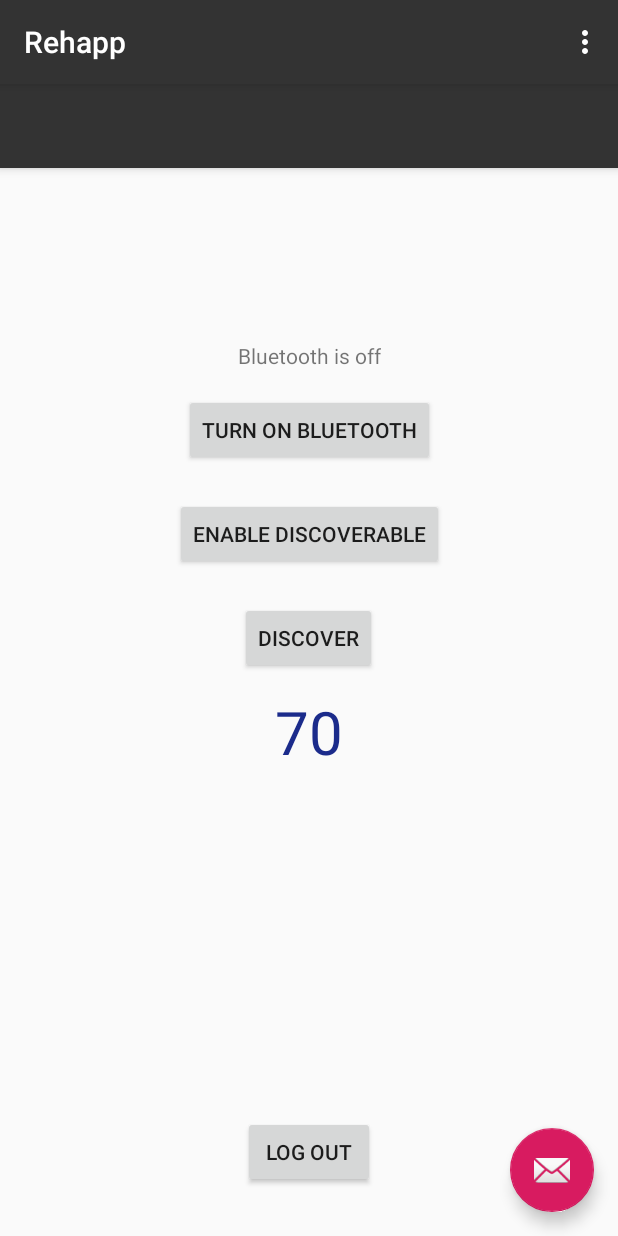
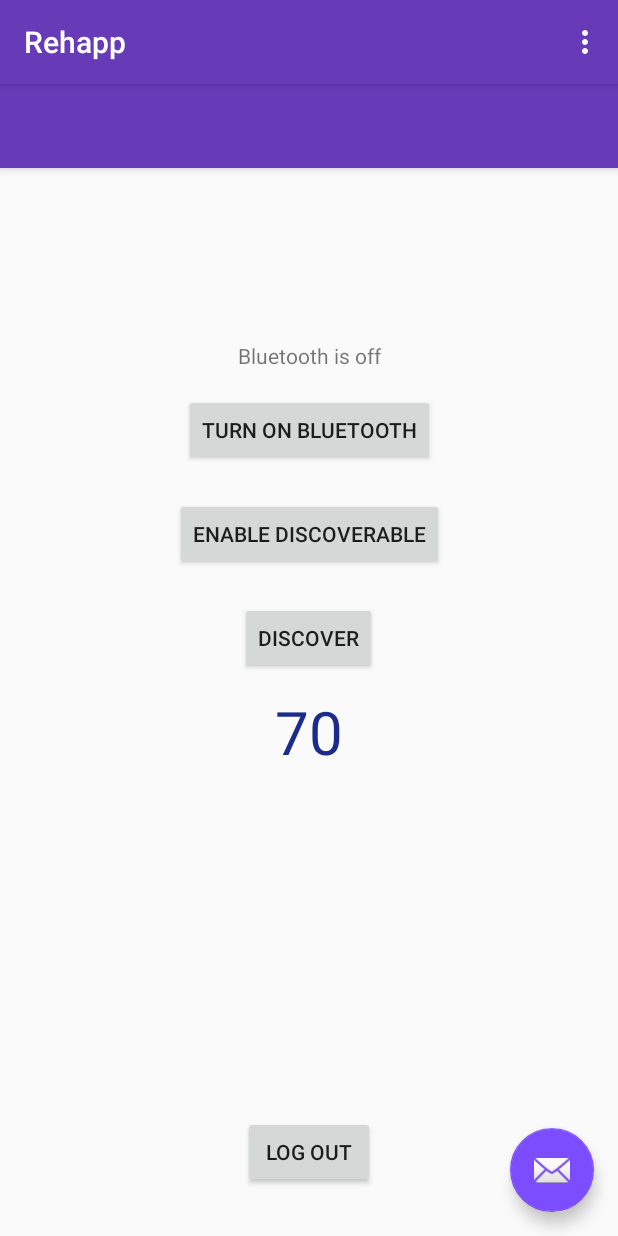
Before and after one commit to jebriella/RehabAppProject, an Android app: the MainActivity screen opened directly, with no data from a screen before it, on a phone screen of 412 x 824 dp. Run offline under Robolectric (Android 15) with nearby library versions, the phone set to English and light mode, and no system bars; libraries missing offline, so code that uses them is left out: com.firebase.ui.

Commit message:
added mock-up styling for the login fixed so that the login is shown on top when opening the app

```diff
--- a/app/src/main/AndroidManifest.xml
+++ b/app/src/main/AndroidManifest.xml
@@ -19,7 +19,7 @@
         <activity
             android:name=".LoginActivity"
             android:label="@string/app_name"
-            android:theme="@style/AppTheme.NoActionBar">
+            android:theme="@style/LoginTheme">
             <intent-filter>
                 <action android:name="android.intent.action.MAIN" />
                 <category android:name="android.intent.category.LAUNCHER" />
--- a/app/src/main/res/values/colors.xml
+++ b/app/src/main/res/values/colors.xml
@@ -1,7 +1,10 @@
 <?xml version="1.0" encoding="utf-8"?>
 <resources>
-    <color name="colorPrimary">#333333</color>
-    <color name="colorPrimaryDark">#00574B</color>
-    <color name="colorAccent">#D81B60</color>
+
     <color name="colorDarkBlue">#1B2B8B</color>
+    <color name="colorPrimary">#673AB7</color>
+    <color name="colorPrimaryDark">#512DA8</color>
+    <color name="colorPrimaryLight">#EDE7F6</color>
+    <color name="colorAccent">#7C4DFF</color>
+    <color name="colorSecondary">#FFC107</color>
 </resources>
--- a/app/src/main/res/values/styles.xml
+++ b/app/src/main/res/values/styles.xml
@@ -17,4 +17,32 @@
 
     <style name="AppTheme.PopupOverlay" parent="ThemeOverlay.AppCompat.Light" />
 
+    <style name="LoginTheme" parent="FirebaseUI">
+        <item name="colorPrimary">@color/colorPrimary</item>
+        <item name="colorPrimaryDark">@color/colorPrimaryDark</item>
+        <item name="colorAccent">@color/colorAccent</item>
+        <item name="colorButtonNormal">@color/colorAccent</item>
+        <item name="colorControlNormal">@android:color/white</item>
+        <item name="colorControlActivated">@android:color/white</item>
+        <item name="colorControlHighlight">@android:color/white</item>
+        <item name="android:textColor">@android:color/white</item>
+        <item name="android:textColorPrimary">@android:color/white</item>
+        <item name="android:textColorSecondary">@android:color/white</item>
+        <item name="android:windowBackground">@mipmap/bg_login</item>
+        <item name="windowActionBar">false</item>
+        <item name="windowNoTitle">true</item>
+        <item name="android:textColorHint">@android:color/white</item>
+    </style>
+
+    <style name="FirebaseUI.Text">
+        <item name="android:layout_width">match_parent</item>
+        <item name="android:layout_height">wrap_content</item>
+        <item name="android:fontFamily">sans-serif</item>
+        <item name="android:textColor">@android:color/white</item>
+    </style>
+
+    <style name="FirebaseUI.Text.Link">
+        <item name="android:textColor">@color/colorSecondary</item>
+    </style>
+
 </resources>
```
Also changed, not shown: app/src/main/java/com/example/rehabappproject/LoginActivity.java (+9 -4 lines), app/src/main/res/layout/activity_login.xml (+9 -2 lines).
